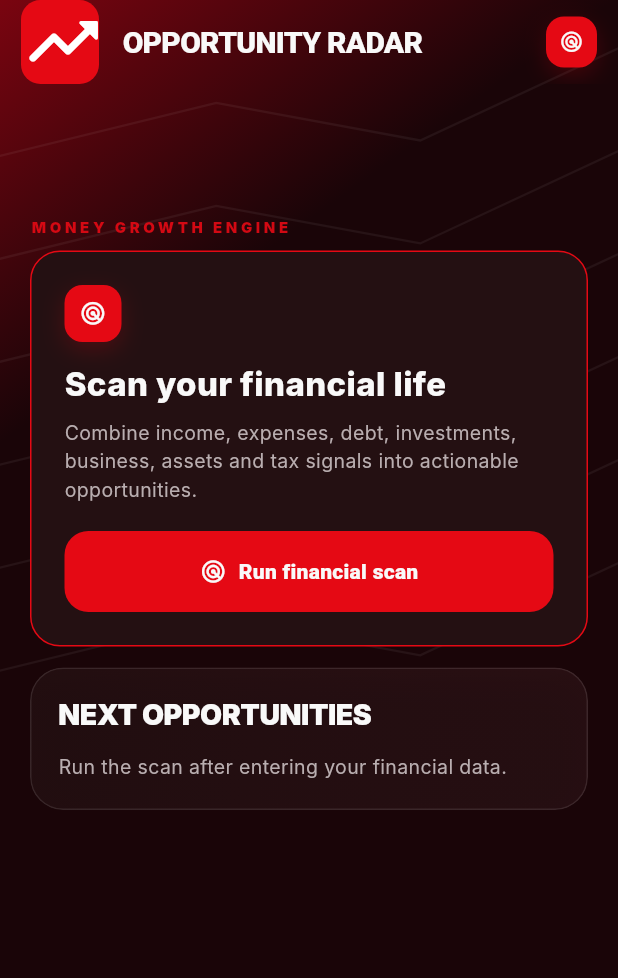
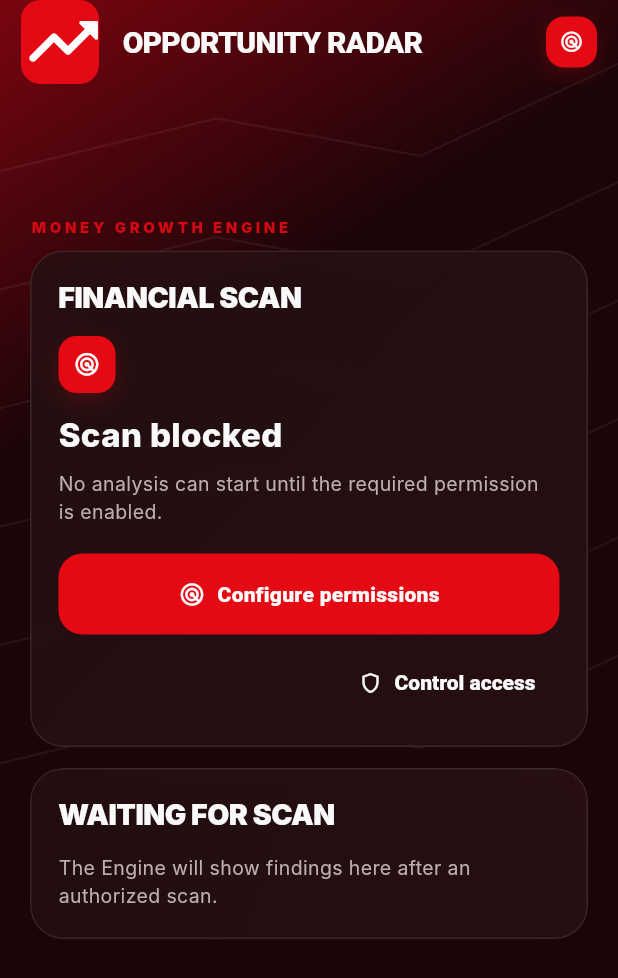
Before and after one commit to Mauricio-HNS/MONEY-GROWTH-ENGINE, a Flutter app: the RadarScreen screen opened by its route, on a phone screen of 412 x 824 dp. Shown: the top 978 px of the screen. Run offline on Flutter 3.47's test engine with Material 3 defaults, Android fonts, the phone set to English and light mode, and no system bars; network calls fail; Roboto replaces fonts that are missing (Inter).

Commit message:
Block unauthorized scans and expose access controls

```diff
--- a/flutter_app/lib/screens/radar.dart
+++ b/flutter_app/lib/screens/radar.dart
@@ -1,128 +1,80 @@
 import 'package:flutter/material.dart';
-import '../services/financial_store.dart';
+import '../core/consent_store.dart';
+import '../core/financial_store.dart';
+import '../routes.dart';
 import '../style/app_style.dart';
 import 'screen_shell.dart';
 
 class RadarScreen extends StatefulWidget {
   const RadarScreen({super.key});
-  @override
-  State<RadarScreen> createState() => _RadarScreenState();
+  @override State<RadarScreen> createState() => _RadarScreenState();
 }
 
 class _RadarScreenState extends State<RadarScreen> {
   final store = FinancialStore.instance;
+  final consent = ConsentStore.instance;
   bool scanning = false;
   List<String> signals = [];
 
   Future<void> scan() async {
-    setState(() {
-      scanning = true;
-      signals = [];
-    });
+    if (!consent.canScan) {
+      if (mounted) Navigator.pushNamed(context, AppRoutes.consent);
+      return;
+    }
+    setState(() { scanning = true; signals = []; });
     await Future<void>.delayed(const Duration(milliseconds: 700));
+    if (!mounted) return;
     final result = <String>[];
-    if (store.businessPotential > 0) {
-      result.add('Business opportunities: € ${store.businessPotential.toStringAsFixed(0)}/month potential');
+    if (store.businessPotential > 0 && consent.isGranted(ConsentKey.externalResearch)) {
+      result.add('Business opportunities: € ' + store.businessPotential.toStringAsFixed(0) + '/month potential');
     }
-    if (store.assetPotential > 0) {
-      result.add('Asset monetization: € ${store.assetPotential.toStringAsFixed(0)}/month potential');
+    if (store.assetPotential > 0) result.add('Asset monetization: € ' + store.assetPotential.toStringAsFixed(0) + '/month potential');
+    if (store.taxPotential > 0) result.add('Tax opportunities: € ' + store.taxPotential.toStringAsFixed(0) + ' estimated value');
+    if (store.totalInvestments > 0 && consent.isGranted(ConsentKey.investments)) {
+      result.add('Investments tracked: € ' + store.totalInvestments.toStringAsFixed(0));
     }
-    if (store.taxPotential > 0) {
-      result.add('Tax opportunities: € ${store.taxPotential.toStringAsFixed(0)} estimated value');
-    }
-    if (store.totalInvestments > 0) {
-      result.add('Investments tracked: € ${store.totalInvestments.toStringAsFixed(0)}');
-    }
-    if (result.isEmpty) {
-      result.add('Complete your financial data to generate personalized opportunities.');
-    }
-    if (mounted) {
-      setState(() {
-        scanning = false;
-        signals = result;
-      });
-    }
+    result.add('Scan completed using ' + consent.grantedCount.toString() + ' authorized source(s).');
+    setState(() { scanning = false; signals = result; });
   }
 
-  @override
-  Widget build(BuildContext context) {
-    return ScreenShell(
+  @override Widget build(BuildContext context) => ScreenShell(
     title: 'Opportunity Radar',
-      child: Column(
-        crossAxisAlignment: CrossAxisAlignment.start,
-        children: [
-          Container(
-            width: double.infinity,
-            padding: const EdgeInsets.all(22),
-            decoration: BoxDecoration(
-              color: AppColors.surface,
-              borderRadius: BorderRadius.circular(20),
-              border: Border.all(color: AppColors.laguna),
-            ),
-            child: Column(
-              crossAxisAlignment: CrossAxisAlignment.start,
-              children: [
+    child: Column(crossAxisAlignment: CrossAxisAlignment.start, children: [
+      SectionCard(title: 'Financial scan', child: Column(crossAxisAlignment: CrossAxisAlignment.start, children: [
         AppIconBadge(icon: Icons.radar_rounded, size: 38),
         const SizedBox(height: 12),
-                const Text(
-                  'Scan your financial life',
-                  style: TextStyle(color: AppColors.white, fontSize: 22, fontWeight: FontWeight.w800),
-                ),
+        Text(consent.canScan ? 'Ready to scan' : 'Scan blocked',
+          style: const TextStyle(color: AppColors.white, fontSize: 22, fontWeight: FontWeight.w800)),
         const SizedBox(height: 7),
-                const Text(
-                  'Combine income, expenses, debt, investments, business, assets and tax signals into actionable opportunities.',
-                  style: TextStyle(color: AppColors.textMuted, height: 1.45),
-                ),
+        Text(consent.canScan
+          ? 'The Engine will analyze only the sources currently authorized by you.'
+          : 'No analysis can start until the required permission is enabled.',
+          style: const TextStyle(color: AppColors.textMuted, height: 1.45)),
         const SizedBox(height: 18),
-                SizedBox(
-                  width: double.infinity,
-                  child: FilledButton.icon(
+        SizedBox(width: double.infinity, child: FilledButton.icon(
           onPressed: scanning ? null : scan,
-                    icon: scanning
-                        ? const SizedBox(
-                            width: 18,
-                            height: 18,
-                            child: CircularProgressIndicator(strokeWidth: 2),
-                          )
-                        : const Icon(Icons.radar),
-                    label: Text(scanning ? 'Scanning...' : 'Run financial scan'),
-                  ),
-                ),
-              ],
-            ),
-          ),
+          icon: scanning ? const SizedBox(width: 18, height: 18, child: CircularProgressIndicator(strokeWidth: 2)) : const Icon(Icons.radar),
+          label: Text(scanning ? 'Scanning...' : (consent.canScan ? 'Run financial scan' : 'Configure permissions')),
+        )),
+        const SizedBox(height: 8),
+        Align(alignment: Alignment.centerRight, child: TextButton.icon(
+          onPressed: () => Navigator.pushNamed(context, AppRoutes.privacy),
+          icon: const Icon(Icons.shield_outlined, size: 16),
+          label: const Text('Control access'),
+        )),
+      ])),
       const SizedBox(height: 14),
       if (signals.isNotEmpty)
-            SectionCard(
-              title: 'Radar signals',
-              child: Column(
-                children: signals
-                    .map(
-                      (signal) => ListTile(
+        SectionCard(title: 'Scan results', child: Column(children: signals.map((signal) => ListTile(
           contentPadding: EdgeInsets.zero,
-                        leading: AppIconBadge(icon:
-                          Icons.insights_outlined,
-                          color: AppColors.coldBlue,
-                        ),
-                        title: Text(
-                          signal,
-                          style: const TextStyle(color: AppColors.white),
-                        ),
-                      ),
-                    )
-                    .toList(),
-              ),
-            )
+          leading: const AppIconBadge(icon: Icons.insights_outlined),
+          title: Text(signal, style: const TextStyle(color: AppColors.white)),
+        )).toList()))
       else
-            const SectionCard(
-              title: 'Next opportunities',
-              child: Text(
-                'Run the scan after entering your financial data.',
+        const SectionCard(title: 'Waiting for scan', child: Text(
+          'The Engine will show findings here after an authorized scan.',
           style: TextStyle(color: AppColors.textMuted),
-              ),
-            ),
-        ],
-      ),
+        )),
+    ]),
   );
 }
-}
```
Lines whose indentation alone changed are shown as unchanged.
